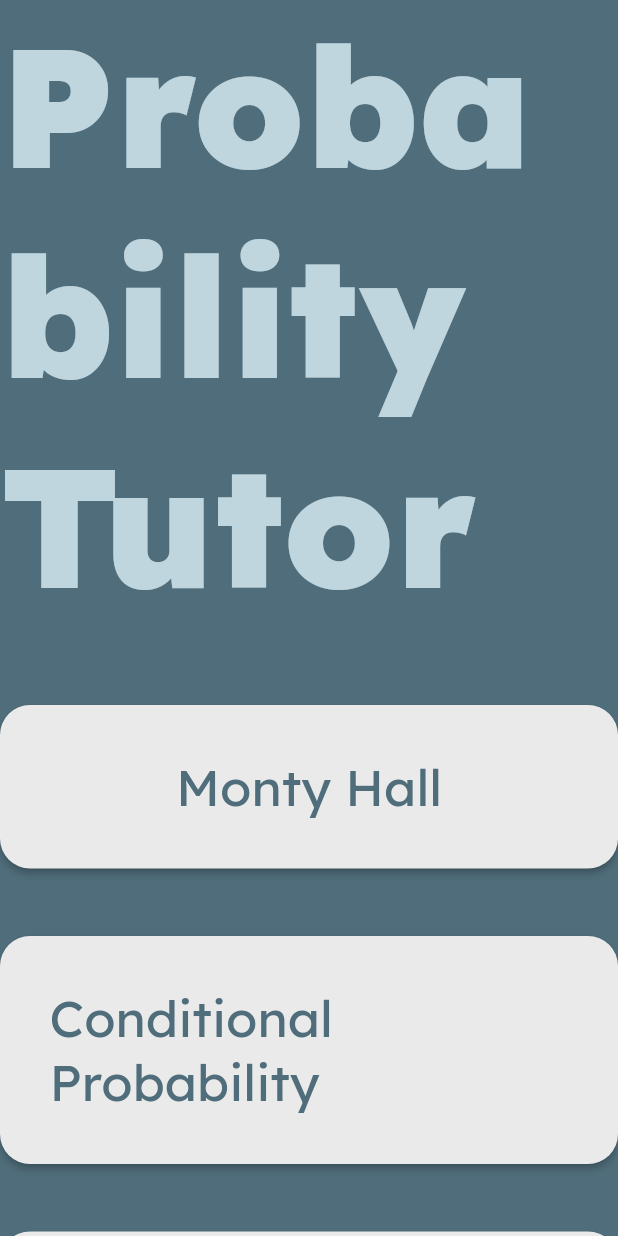
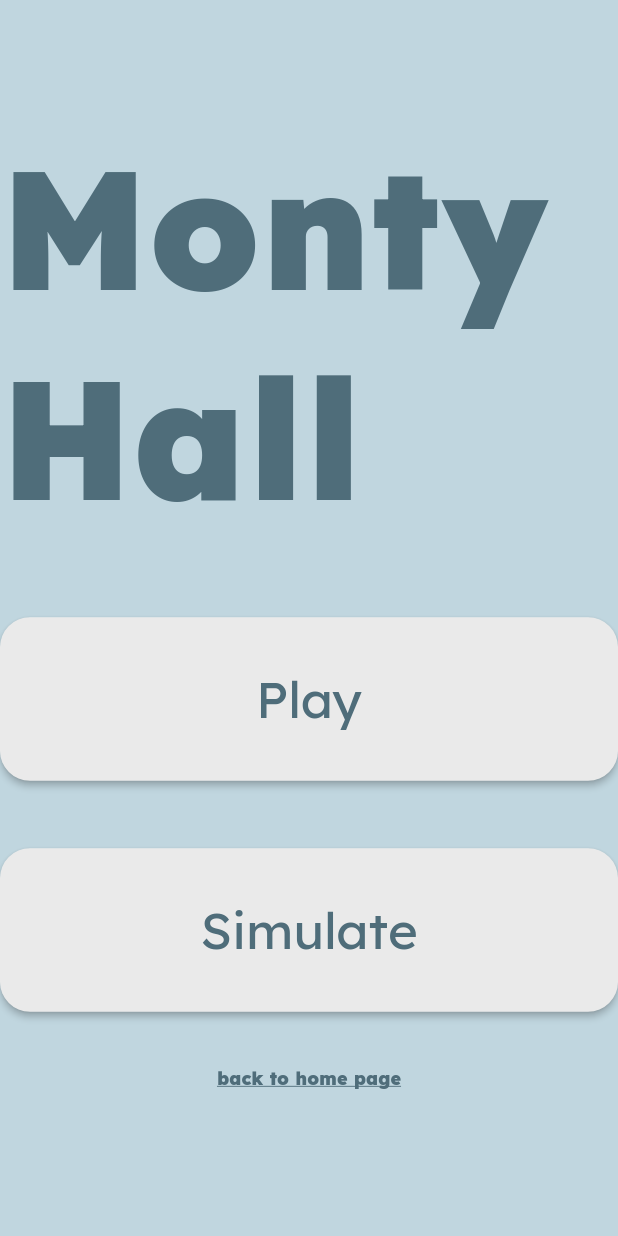
Before and after one commit to szewye/probability_tutor, a Flutter app: the screen it shows after launch, on a phone screen of 412 x 824 dp. Run offline on Flutter 3.47's test engine with Material 2 defaults, Android fonts, the light colour scheme and no system bars; our stand-ins replace google_fonts.

Commit message:
Set up monty hall homepage with selection of play or simulate

```diff
--- a/lib/main.dart
+++ b/lib/main.dart
@@ -2,6 +2,7 @@ import 'package:flutter/material.dart';
 import 'package:google_fonts/google_fonts.dart';
 import 'package:probability_tutor/homepage.dart';
 import 'package:probability_tutor/colours.dart';
+import 'package:probability_tutor/monty_hall.dart';
 
 void main() {
   runApp(const ProbabilityTutor());
@@ -23,7 +24,7 @@ class ProbabilityTutor extends StatelessWidget {
           ),
         ),
       ),
-      home: const Homepage(),
+      home: const Monty_Hall(),
     );
   }
 }
--- a/lib/MainPageButton.dart
+++ b/lib/main_page_button.dart
@@ -3,22 +3,23 @@ import 'package:probability_tutor/colours.dart';
 import 'package:probability_tutor/constants.dart';
 
 class MainPageButton extends StatelessWidget {
-  const MainPageButton(
-      {Key? key,
-      required this.title,
-      this.buttonColour = offWhite,
-      this.textColour = darkBlue,
-      s})
-      : super(key: key);
+  const MainPageButton({
+    Key? key,
+    required this.title,
+    this.buttonColour = offWhite,
+    this.textColour = darkBlue,
+    required this.onPress,
+  }) : super(key: key);
 
   final String title;
   final Color buttonColour;
   final Color textColour;
+  final onPress;
 
   @override
   Widget build(BuildContext context) {
     return ElevatedButton(
-        onPressed: () {},
+        onPressed: onPress,
         style: ElevatedButton.styleFrom(
             backgroundColor: buttonColour,
             padding: const EdgeInsets.all(25),
--- /dev/null
+++ b/lib/monty_hall.dart
@@ -0,0 +1,69 @@
+import 'package:flutter/material.dart';
+import 'package:probability_tutor/main_page_button.dart';
+import 'package:probability_tutor/colours.dart';
+import 'package:probability_tutor/constants.dart';
+
+import 'homepage.dart';
+
+class Monty_Hall extends StatelessWidget {
+  const Monty_Hall({Key? key}) : super(key: key);
+
+  @override
+  Widget build(BuildContext context) {
+    return Builder(builder: (context) {
+      return Container(
+        color: lightBlue,
+        child: Center(
+          child: Column(
+            mainAxisAlignment: MainAxisAlignment.center,
+            children: [
+              Text(
+                'Monty Hall',
+                style: Theme.of(context)
+                    .textTheme
+                    .headline1
+                    ?.apply(fontWeightDelta: 20, color: darkBlue),
+              ),
+              const SizedBox(height: 50),
+              Container(
+                constraints: BoxConstraints(maxWidth: 500),
+                child: Column(
+                  children: [
+                    SizedBox(
+                      width: double.infinity,
+                      child: MainPageButton(title: "Play", onPress: () {}),
+                    ),
+                    const SizedBox(height: buttonsDistance),
+                    SizedBox(
+                      width: double.infinity,
+                      child: MainPageButton(
+                        title: "Simulate",
+                        onPress: () {},
+                      ),
+                    ),
+                    const SizedBox(height: 20),
+                    TextButton(
+                        onPressed: () {
+                          Navigator.push(
+                              context,
+                              MaterialPageRoute(
+                                  builder: (context) => Homepage()));
+                        },
+                        child: Text(
+                          "back to home page",
+                          style: Theme.of(context).textTheme.bodySmall?.apply(
+                                fontWeightDelta: 20,
+                                color: darkBlue,
+                                decoration: TextDecoration.underline,
+                              ),
+                        ))
+                  ],
+                ),
+              ),
+            ],
+          ),
+        ),
+      );
+    });
+  }
+}
```
Also changed, not shown: lib/homepage.dart (+15 -5 lines).
